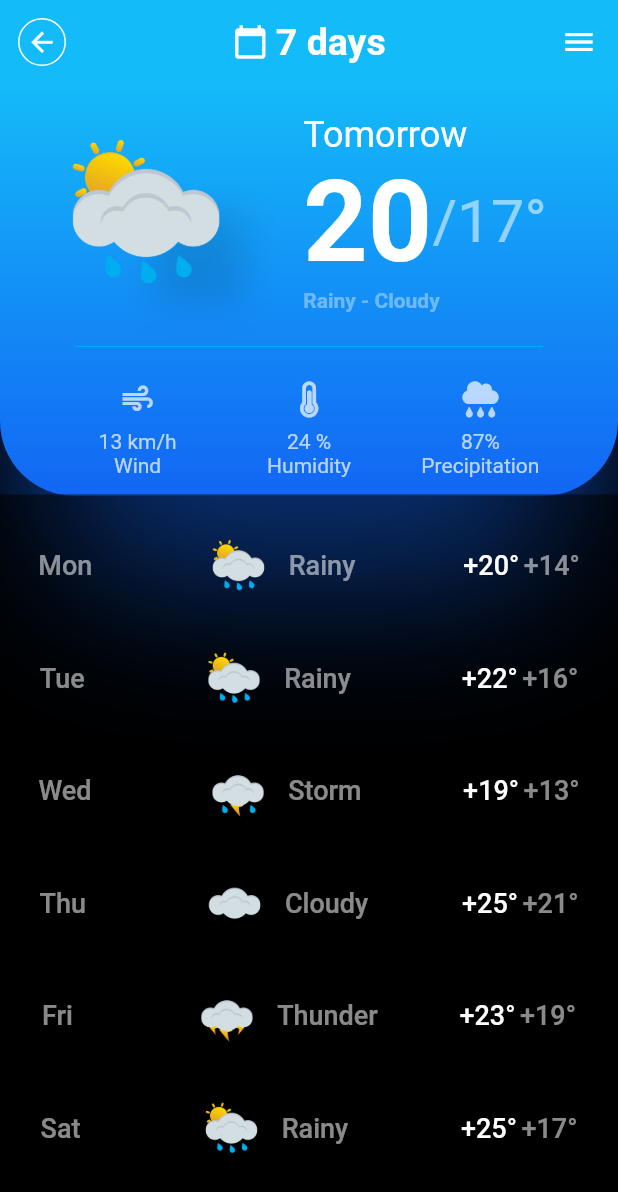
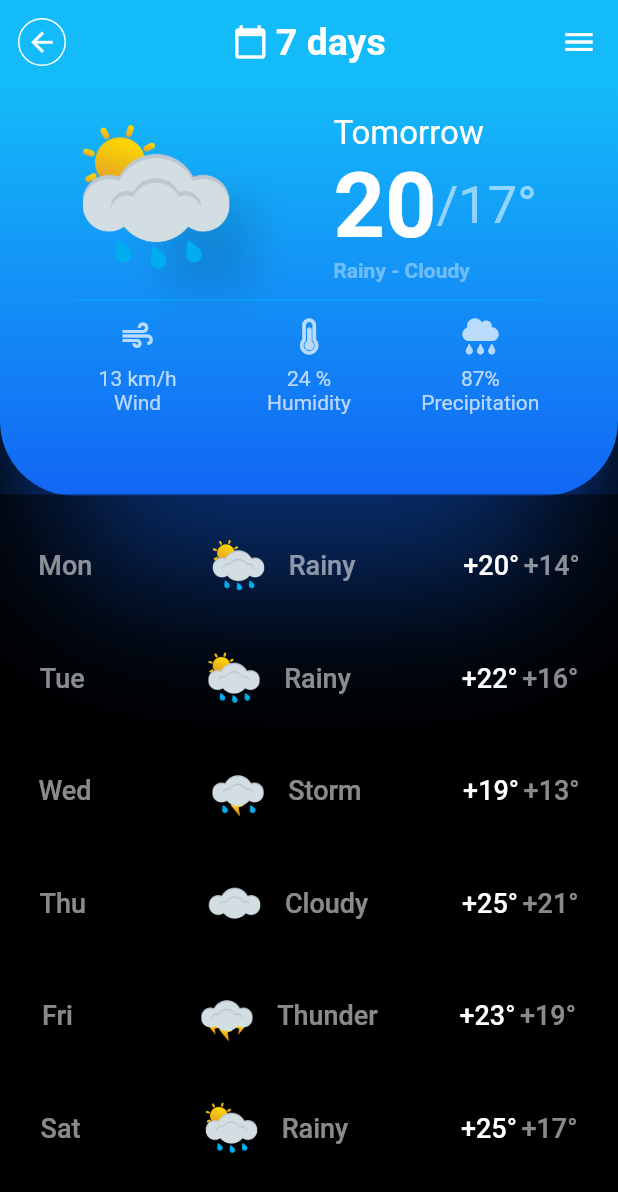
Before and after one commit to fauzanafism/weather_ui_kit, a Flutter app: the SecondPage screen opened by its route, on a phone screen of 412 x 824 dp. Shown: the top 1192 px of the screen. Run offline on Flutter 3.47's test engine with Material 2 defaults, Android fonts, the phone set to English and light mode, and no system bars; our stand-ins replace font_awesome_flutter.

Commit message:
adjusted size for smaller screen

```diff
--- a/lib/presentation/pages/second_page.dart
+++ b/lib/presentation/pages/second_page.dart
@@ -49,7 +49,7 @@ class SecondPage extends StatelessWidget {
                       children: [
                         const Text('Tomorrow',
                             style: TextStyle(
-                                fontSize: 24,
+                                fontSize: 22,
                                 color: Colors.white,
                                 fontWeight: FontWeight.w400)),
                         Row(
@@ -59,14 +59,14 @@ class SecondPage extends StatelessWidget {
                               style: TextStyle(
                                   color: Colors.white,
                                   fontWeight: FontWeight.bold,
-                                  fontSize: 75),
+                                  fontSize: 60),
                             ),
                             Text(
                               '/17\u00B0',
                               style: TextStyle(
                                   color: Colors.white54,
                                   fontWeight: FontWeight.w400,
-                                  fontSize: 40),
+                                  fontSize: 35),
                             )
                           ],
                         ),
@@ -81,7 +81,7 @@ class SecondPage extends StatelessWidget {
                   ],
                 ),
                 const SizedBox(
-                  height: 15,
+                  height: 4,
                 ),
                 const Divider(
                   color: Colors.lightBlue,
@@ -89,7 +89,7 @@ class SecondPage extends StatelessWidget {
                   endIndent: 30,
                 ),
                 const SizedBox(
-                  height: 15,
+                  height: 4,
                 ),
                 const WeatherParams()
               ],
```
